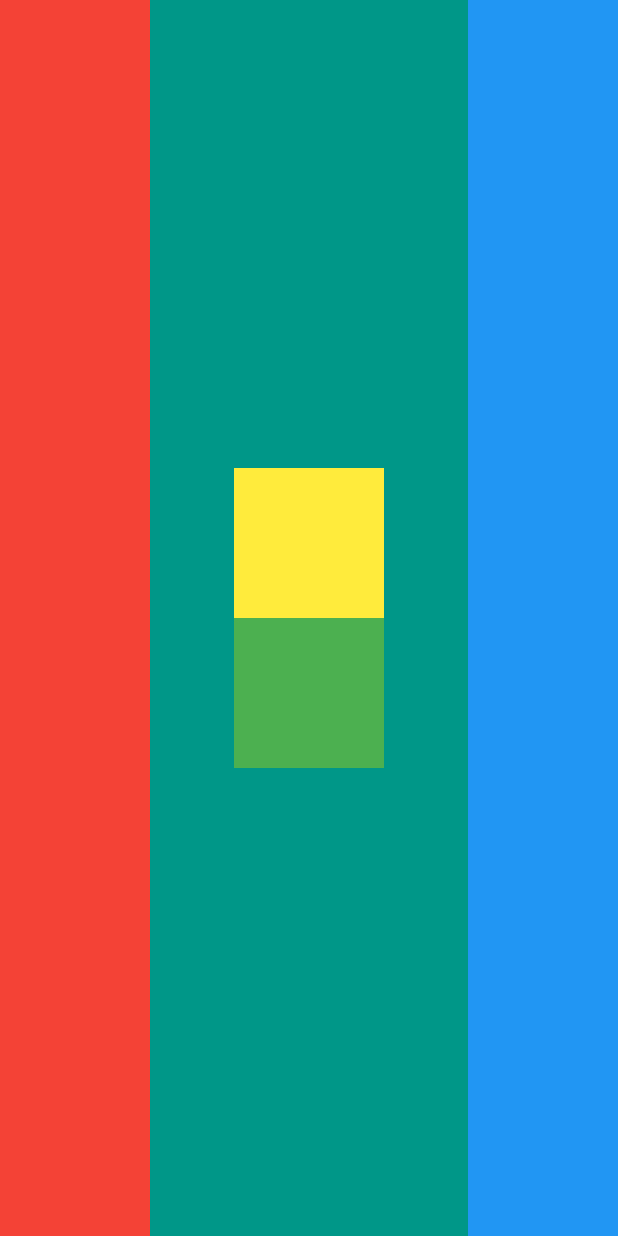
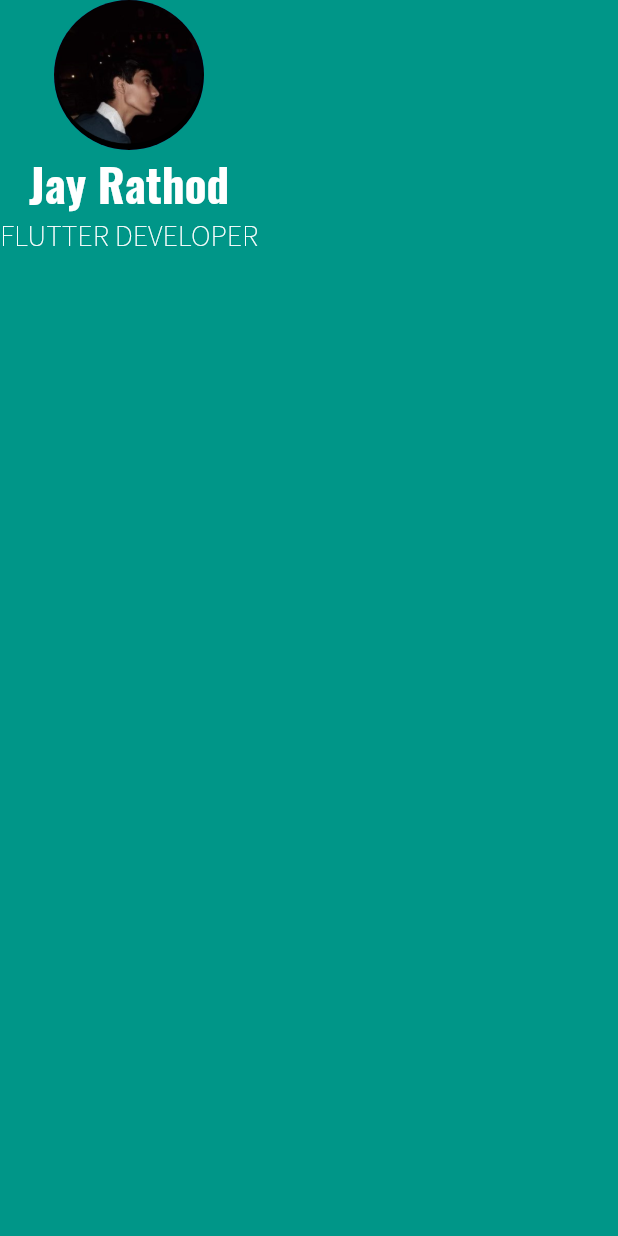
Before and after one commit to zzjjaayy/Flutter_personal_card, a Flutter app: the screen it shows after launch, on a phone screen of 412 x 824 dp. Run offline on Flutter 3.47's test engine with Material 2 defaults, Android fonts, the phone set to English and light mode, and no system bars.

Commit message:
Adding Custom Fonts, CircleAvatar, TextStyle

```diff
--- a/lib/main.dart
+++ b/lib/main.dart
@@ -6,6 +6,17 @@ void main() {
   runApp(MyApp());
 }
 
+// use custom fonts
+// download the font, and transfer the *.ttf file to a new folder in the project
+// go to pubspec.yaml and add the following lines under "flutter :"
+
+// fonts:
+// - family: family_name
+// fonts:
+// - asset: name_of_folder/name_of_font.ttf
+
+// REMEMBER -
+// Every time you add a new resource, the app needs to cold boot again.{hot reload wont work}
 class MyApp extends StatelessWidget {
   @override
   Widget build(BuildContext context) {
@@ -13,35 +24,28 @@ class MyApp extends StatelessWidget {
       home: Scaffold(
         backgroundColor: Colors.teal,
         body: SafeArea(
-          child: Row(
-            mainAxisAlignment: MainAxisAlignment.spaceBetween,
+          child: Column(
             children: [
-              Container(
-                color: Colors.red,
-                width: 100.0,
+              CircleAvatar(
+                radius: 50.0,
+                backgroundImage: AssetImage('images/me.png'),
               ),
-              Container(
-                // color: Colors.white,
-                width: 100.0,
-                child: Column(
-                  mainAxisAlignment: MainAxisAlignment.center,
-                  children: [
-                    Container(
-                      color: Colors.yellow,
-                      height: 100.0,
-                      width: 100.0,
-                    ),
-                    Container(
-                      color: Colors.green,
-                      width: 100.0,
-                      height: 100.0,
-                    ),
-                  ],
+              Text(
+                "Jay Rathod",
+                style: TextStyle(
+                  color: Colors.white,
+                  fontSize: 30.0,
+                  fontWeight: FontWeight.bold,
+                  fontFamily: 'Oswald',
                 ),
               ),
-              Container(
-                color: Colors.blue,
-                width: 100.0,
+              Text(
+                "FLUTTER DEVELOPER",
+                style: TextStyle(
+                  color: Colors.white,
+                  fontSize: 20.0,
+                  fontFamily: 'SourceSansPro',
+                ),
               ),
             ],
           ),
```
Also changed, not shown: pubspec.yaml (+9 -28 lines), fonts/Oswald-VariableFont_wght.ttf (added), fonts/SourceSansPro-ExtraLight.ttf (added), images/me.png (added).
